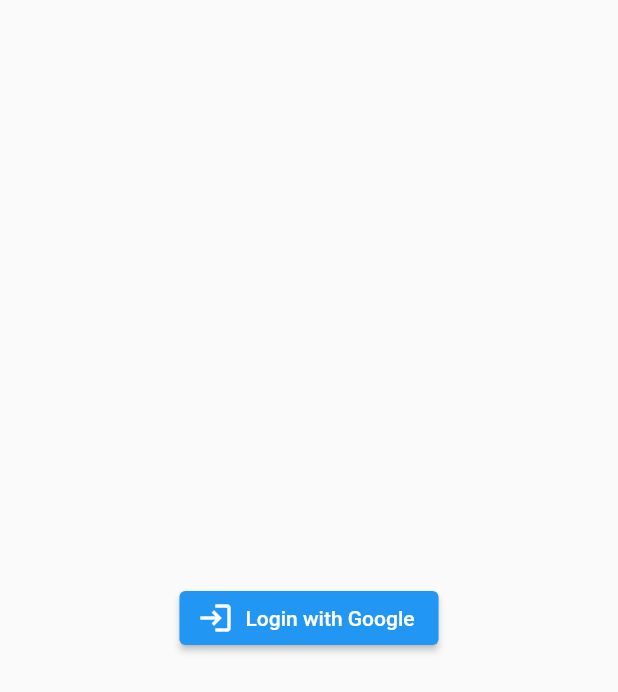
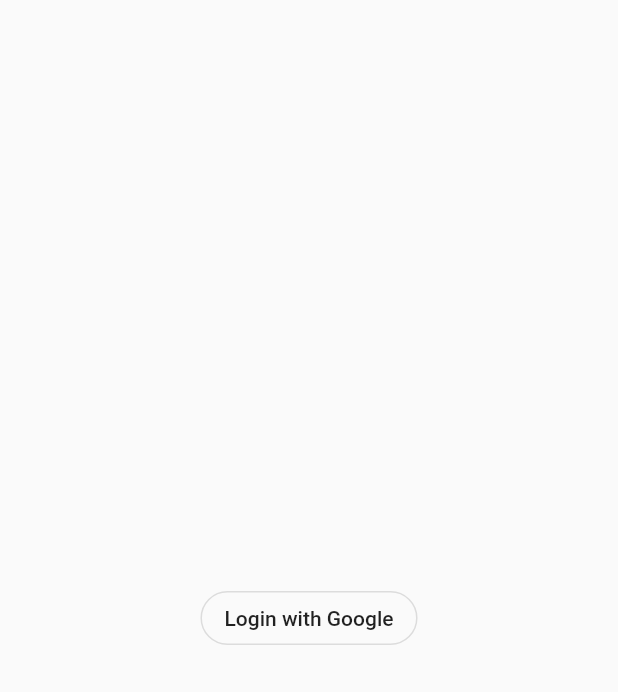
Before and after one commit to kwe-k-u/MoneyBox-2, a Flutter app: the screen it shows after launch, on a phone screen of 412 x 824 dp. Shown: the top 692 px of the screen. Run offline on Flutter 3.47's test engine with Material 2 defaults, Android fonts, the phone set to English and light mode, and no system bars; our stand-ins replace firebase_auth, firebase_core, firebase_database, google_fonts, google_sign_in, shared_preferences; accounts and stored records are empty.

Commit message:
modified login button

```diff
--- a/lib/UI/LoginPage.dart
+++ b/lib/UI/LoginPage.dart
@@ -1,3 +1,4 @@
+import 'package:flutter/cupertino.dart';
 import 'package:flutter/material.dart';
 import 'package:moneybox_upgrade/UI/HomePage.dart';
 import 'package:moneybox_upgrade/UI/Settings/SettingsPage.dart';
@@ -34,24 +35,27 @@ class _LoginPageState extends State<LoginPage> {
       theme: theme,
       home: Scaffold(
         body: Center(
-          child: ElevatedButton.icon(
-            icon: Icon(Icons.login),
-            label: Text("Login with Google"),
+          child: OutlineButton(
+            shape: RoundedRectangleBorder(borderRadius: BorderRadius.circular(45)),
+            child: Row(
+              mainAxisSize: MainAxisSize.min,
+              mainAxisAlignment: MainAxisAlignment.center,
+              crossAxisAlignment: CrossAxisAlignment.center,
+              children: [
+
+                Text("Login with Google"),
+              ],
+            ),
             onPressed: (){
 
 
 
-              //todo change
-              Navigator.push(context,
-                  MaterialPageRoute(
-                      builder: (context)=> SettingsPage())
-              );
-                // signInWithGoogle().then((value) {
-                //   Navigator.push(context,
-                //       MaterialPageRoute(
-                //           builder: (context)=> MyHomePage())
-                //   );
-                // });
+                signInWithGoogle().then((value) {
+                  Navigator.push(context,
+                      MaterialPageRoute(
+                          builder: (context)=> MyHomePage())
+                  );
+                });
             },
           ),
         ),
```
